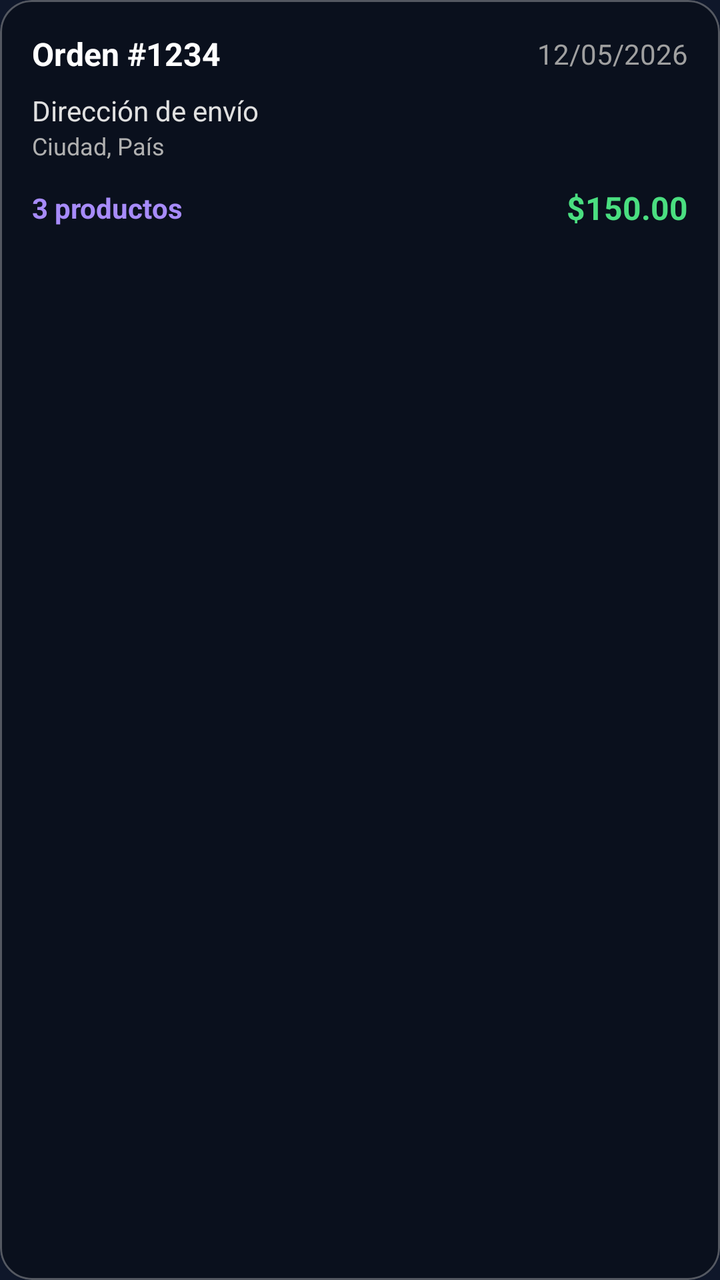
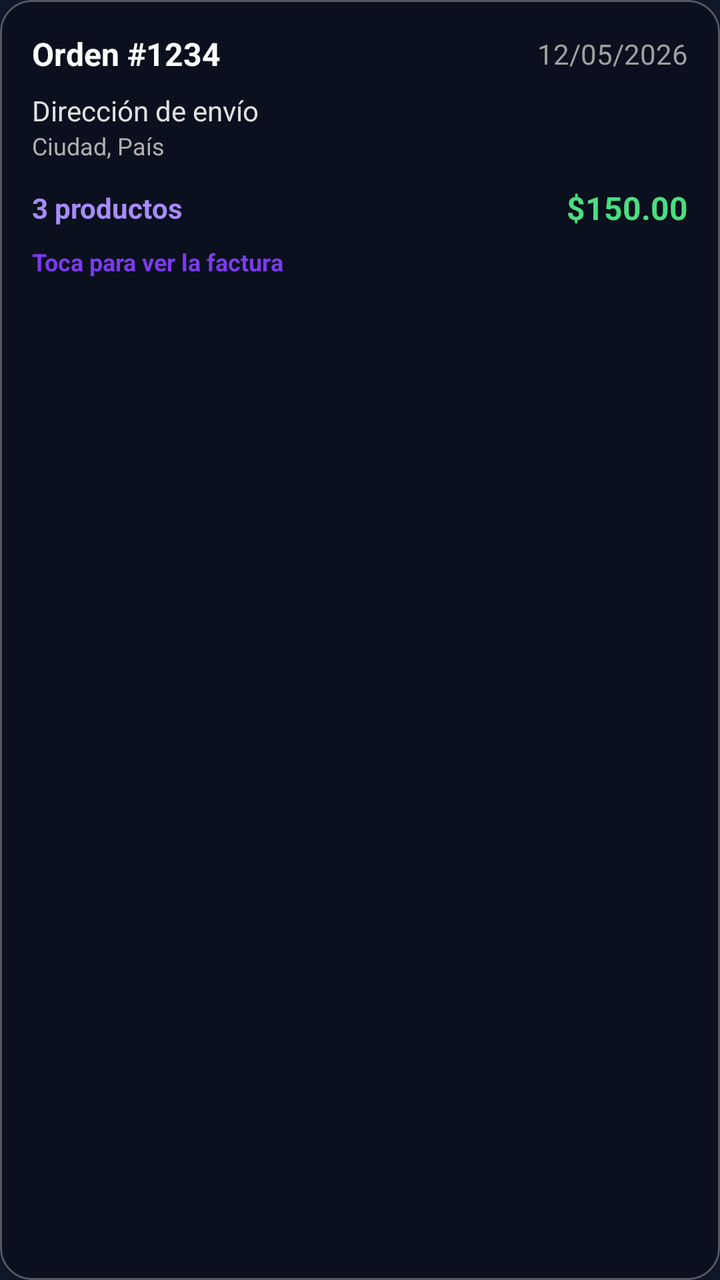

Screens rendered from an Android XML layout before and after an edit, with the pre-edit source and the edit as a unified diff.
<!-- AndroidManifest.xml: application theme Theme.Proyecto_Final_Moviles -->
<!-- res/layout/item_order_history.xml -->
<?xml version="1.0" encoding="utf-8"?>
<com.google.android.material.card.MaterialCardView xmlns:android="http://schemas.android.com/apk/res/android"
    xmlns:app="http://schemas.android.com/apk/res-auto"
    android:layout_width="match_parent"
    android:layout_height="wrap_content"
    android:layout_marginHorizontal="16dp"
    android:layout_marginVertical="8dp"
    app:cardBackgroundColor="#4D000000"
    app:cardCornerRadius="16dp"
    app:cardElevation="0dp"
    app:strokeColor="#4DFFFFFF"
    app:strokeWidth="1dp">

    <LinearLayout
        android:layout_width="match_parent"
        android:layout_height="wrap_content"
        android:orientation="vertical"
        android:padding="16dp">

        <LinearLayout
            android:layout_width="match_parent"
            android:layout_height="wrap_content"
            android:orientation="horizontal"
            android:gravity="center_vertical">

            <TextView
                android:id="@+id/tvOrderId"
                android:layout_width="0dp"
                android:layout_height="wrap_content"
                android:layout_weight="1"
                android:text="Orden #1234"
                android:textColor="#FFFFFF"
                android:textSize="16sp"
                android:textStyle="bold" />

            <TextView
                android:id="@+id/tvOrderDate"
                android:layout_width="wrap_content"
                android:layout_height="wrap_content"
                android:text="12/05/2026"
                android:textColor="#A0A0A0"
                android:textSize="14sp" />
        </LinearLayout>

        <TextView
            android:id="@+id/tvOrderAddress"
            android:layout_width="match_parent"
            android:layout_height="wrap_content"
            android:layout_marginTop="8dp"
            android:text="Dirección de envío"
            android:textColor="#E0E0E0"
            android:textSize="14sp" />
            
        <TextView
            android:id="@+id/tvOrderCityCountry"
            android:layout_width="match_parent"
            android:layout_height="wrap_content"
            android:text="Ciudad, País"
            android:textColor="#B0B0B0"
            android:textSize="12sp" />

        <LinearLayout
            android:layout_width="match_parent"
            android:layout_height="wrap_content"
            android:layout_marginTop="12dp"
            android:orientation="horizontal"
            android:gravity="center_vertical">

            <TextView
                android:id="@+id/tvOrderItems"
                android:layout_width="0dp"
                android:layout_height="wrap_content"
                android:layout_weight="1"
                android:text="3 productos"
                android:textColor="#A78BFA"
                android:textSize="14sp"
                android:textStyle="bold" />

            <TextView
                android:id="@+id/tvOrderTotal"
                android:layout_width="wrap_content"
                android:layout_height="wrap_content"
                android:text="$150.00"
                android:textColor="#4ADE80"
                android:textSize="16sp"
                android:textStyle="bold" />
        </LinearLayout>

        <TextView
            android:id="@+id/tvOrderDetailsList"
            android:layout_width="match_parent"
            android:layout_height="wrap_content"
            android:layout_marginTop="12dp"
            android:textColor="#C0C0C0"
            android:textSize="12sp"
            android:visibility="gone"
            android:lineSpacingExtra="4dp" />
    </LinearLayout>
</com.google.android.material.card.MaterialCardView>
<!-- resources referenced by this layout -->
<resources>
  <style name="Theme.Proyecto_Final_Moviles" parent="Base.Theme.Proyecto_Final_Moviles" />
  <style name="Base.Theme.Proyecto_Final_Moviles" parent="Theme.Material3.DayNight.NoActionBar">
          <item name="android:windowBackground">#0f172a</item>
          <item name="colorPrimary">#7c3aed</item>
          <item name="colorSurface">#1e293b</item>
          <item name="colorOnSurface">#FFFFFF</item>
      </style>
</resources>

<!-- the commit's change to res/layout/item_order_history.xml (unified diff, before → after) -->
@@ -95,5 +95,14 @@
             android:textSize="12sp"
             android:visibility="gone"
             android:lineSpacingExtra="4dp" />
+
+        <TextView
+            android:layout_width="match_parent"
+            android:layout_height="wrap_content"
+            android:layout_marginTop="8dp"
+            android:text="Toca para ver la factura"
+            android:textColor="#7c3aed"
+            android:textSize="12sp"
+            android:textStyle="bold" />
     </LinearLayout>
 </com.google.android.material.card.MaterialCardView>
